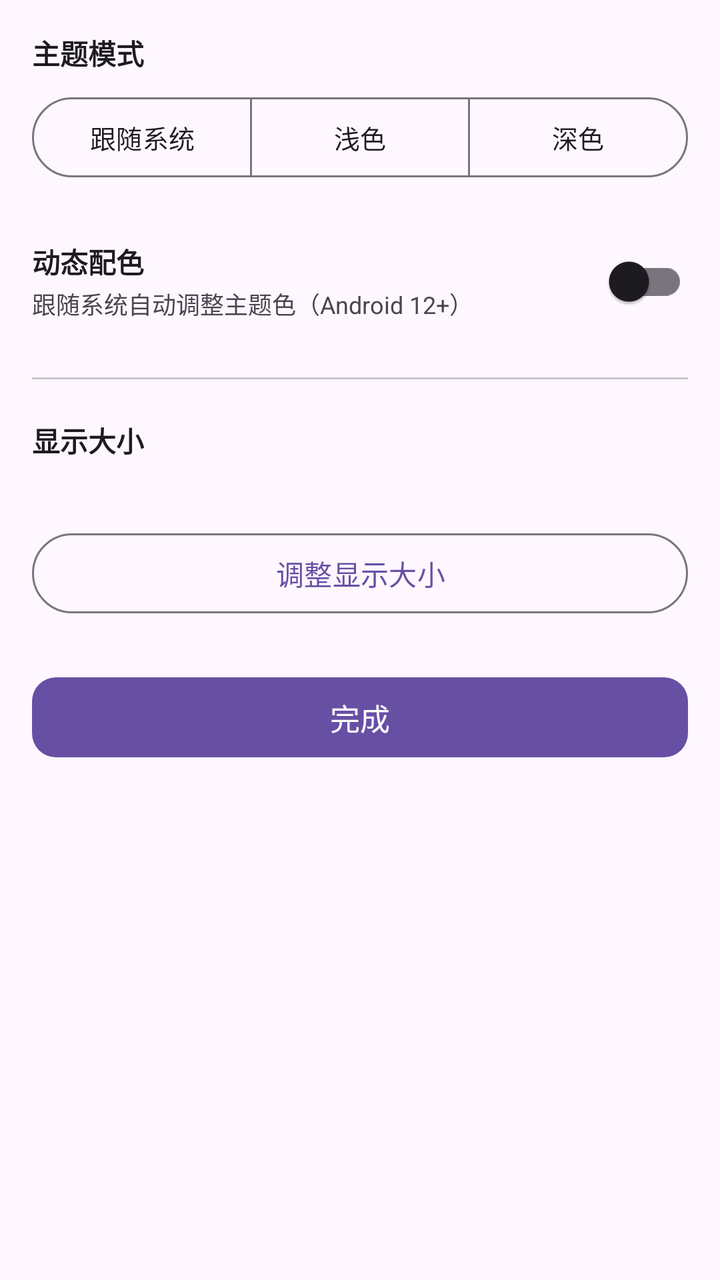
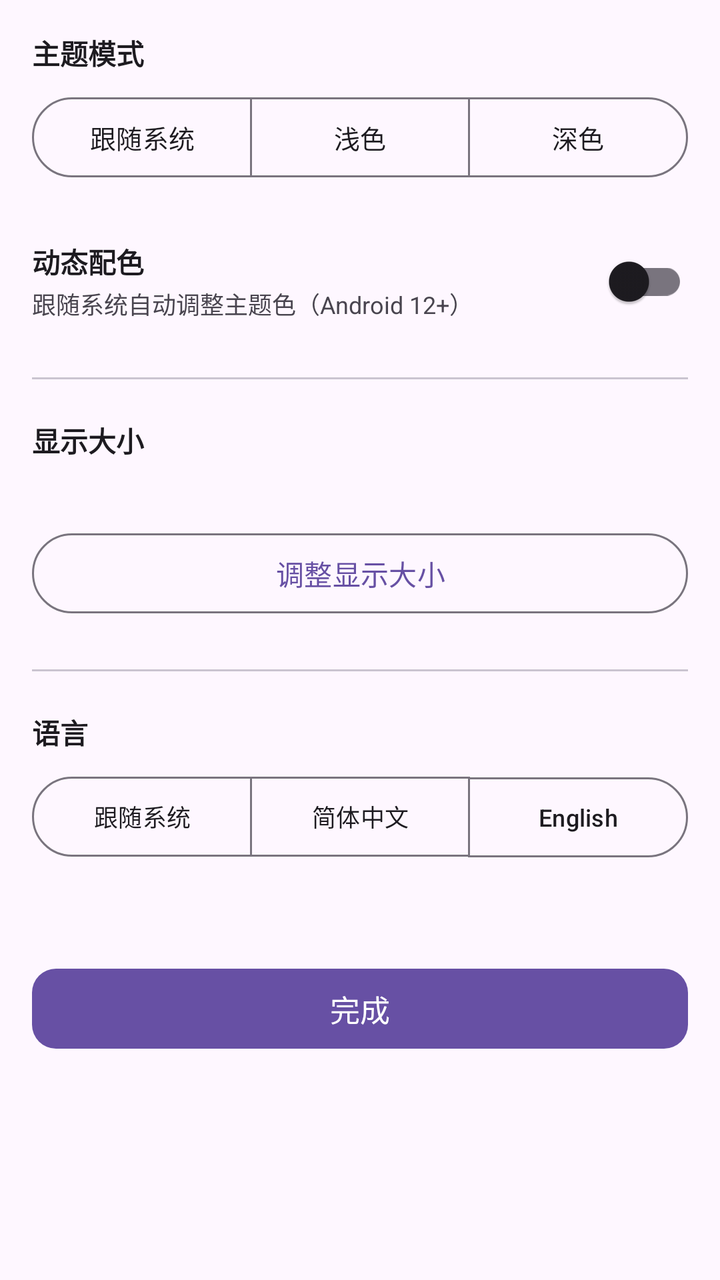

Screens rendered from an Android XML layout before and after an edit, with the pre-edit source and the edit as a unified diff.
<!-- AndroidManifest.xml: application theme AppTheme -->
<!-- res/layout/dialog_settings.xml -->
<?xml version="1.0" encoding="utf-8"?>
<ScrollView xmlns:android="http://schemas.android.com/apk/res/android"
    xmlns:app="http://schemas.android.com/apk/res-auto"
    android:layout_width="match_parent"
    android:layout_height="wrap_content">

    <LinearLayout
        android:layout_width="match_parent"
        android:layout_height="wrap_content"
        android:orientation="vertical"
        android:padding="16dp">

        
        <TextView
            android:layout_width="match_parent"
            android:layout_height="wrap_content"
            android:text="主题模式"
            android:textSize="14sp"
            android:textStyle="bold"
            android:textColor="?attr/colorOnSurface"
            android:layout_marginBottom="8dp" />

        <com.google.android.material.button.MaterialButtonToggleGroup
            android:id="@+id/themeModeToggleGroup"
            android:layout_width="match_parent"
            android:layout_height="wrap_content"
            android:layout_marginBottom="24dp"
            app:singleSelection="true"
            app:selectionRequired="true">

            <com.google.android.material.button.MaterialButton
                android:id="@+id/themeFollowSystemBtn"
                android:layout_width="0dp"
                android:layout_height="wrap_content"
                android:layout_weight="1"
                android:text="跟随系统"
                android:textSize="13sp"
                style="@style/Widget.Material3.Button.OutlinedButton" />

            <com.google.android.material.button.MaterialButton
                android:id="@+id/themeLightBtn"
                android:layout_width="0dp"
                android:layout_height="wrap_content"
                android:layout_weight="1"
                android:text="浅色"
                android:textSize="13sp"
                style="@style/Widget.Material3.Button.OutlinedButton" />

            <com.google.android.material.button.MaterialButton
                android:id="@+id/themeDarkBtn"
                android:layout_width="0dp"
                android:layout_height="wrap_content"
                android:layout_weight="1"
                android:text="深色"
                android:textSize="13sp"
                style="@style/Widget.Material3.Button.OutlinedButton" />

        </com.google.android.material.button.MaterialButtonToggleGroup>

        
        <LinearLayout
            android:id="@+id/dynamicColorLayout"
            android:layout_width="match_parent"
            android:layout_height="wrap_content"
            android:orientation="horizontal"
            android:gravity="center_vertical"
            android:layout_marginBottom="24dp">

            <LinearLayout
                android:layout_width="0dp"
                android:layout_height="wrap_content"
                android:layout_weight="1"
                android:orientation="vertical">

                <TextView
                    android:layout_width="wrap_content"
                    android:layout_height="wrap_content"
                    android:text="动态配色"
                    android:textSize="14sp"
                    android:textStyle="bold"
                    android:textColor="?attr/colorOnSurface" />

                <TextView
                    android:layout_width="wrap_content"
                    android:layout_height="wrap_content"
                    android:text="跟随系统自动调整主题色（Android 12+）"
                    android:textSize="12sp"
                    android:textColor="?attr/colorOnSurfaceVariant"
                    android:layout_marginTop="2dp" />

            </LinearLayout>

            <com.google.android.material.switchmaterial.SwitchMaterial
                android:id="@+id/dynamicColorSwitch"
                android:layout_width="wrap_content"
                android:layout_height="wrap_content" />

        </LinearLayout>

        
        <View
            android:layout_width="match_parent"
            android:layout_height="1dp"
            android:background="?attr/colorOutlineVariant"
            android:layout_marginBottom="20dp" />

        
        <TextView
            android:layout_width="match_parent"
            android:layout_height="wrap_content"
            android:text="显示大小"
            android:textSize="14sp"
            android:textStyle="bold"
            android:textColor="?attr/colorOnSurface"
            android:layout_marginBottom="8dp" />

        <TextView
            android:id="@+id/displaySizeCurrentText"
            android:layout_width="match_parent"
            android:layout_height="wrap_content"
            android:textSize="12sp"
            android:textColor="?attr/colorOnSurfaceVariant"
            android:layout_marginBottom="8dp" />

        <com.google.android.material.button.MaterialButton
            android:id="@+id/displaySizeButton"
            android:layout_width="match_parent"
            android:layout_height="wrap_content"
            android:text="调整显示大小"
            style="@style/Widget.Material3.Button.OutlinedButton" />

            
        <com.google.android.material.button.MaterialButton
            android:id="@+id/settingsDoneButton"
            android:layout_width="match_parent"
            android:layout_height="wrap_content"
            android:text="完成"
            android:textSize="15sp"
            android:layout_marginTop="24dp"
            app:cornerRadius="12dp"
            style="@style/Widget.Material3.Button" />

    </LinearLayout>

</ScrollView>
<!-- resources referenced by this layout -->
<resources>
  <style name="AppTheme" parent="Base.AppTheme" />
  <style name="Base.AppTheme" parent="Theme.Material3.DayNight.NoActionBar">
      
      
    </style>
</resources>

<!-- the commit's change to res/layout/dialog_settings.xml (unified diff, before → after) -->
@@ -14,7 +14,7 @@
         <TextView
             android:layout_width="match_parent"
             android:layout_height="wrap_content"
-            android:text="主题模式"
+            android:text="@string/theme_mode"
             android:textSize="14sp"
             android:textStyle="bold"
             android:textColor="?attr/colorOnSurface"
@@ -33,7 +33,7 @@
                 android:layout_width="0dp"
                 android:layout_height="wrap_content"
                 android:layout_weight="1"
-                android:text="跟随系统"
+                android:text="@string/theme_follow_system"
                 android:textSize="13sp"
                 style="@style/Widget.Material3.Button.OutlinedButton" />
 
@@ -42,7 +42,7 @@
                 android:layout_width="0dp"
                 android:layout_height="wrap_content"
                 android:layout_weight="1"
-                android:text="浅色"
+                android:text="@string/theme_light"
                 android:textSize="13sp"
                 style="@style/Widget.Material3.Button.OutlinedButton" />
 
@@ -51,7 +51,7 @@
                 android:layout_width="0dp"
                 android:layout_height="wrap_content"
                 android:layout_weight="1"
-                android:text="深色"
+                android:text="@string/theme_dark"
                 android:textSize="13sp"
                 style="@style/Widget.Material3.Button.OutlinedButton" />
 
@@ -75,7 +75,7 @@
                 <TextView
                     android:layout_width="wrap_content"
                     android:layout_height="wrap_content"
-                    android:text="动态配色"
+                    android:text="@string/dynamic_color"
                     android:textSize="14sp"
                     android:textStyle="bold"
                     android:textColor="?attr/colorOnSurface" />
@@ -83,7 +83,7 @@
                 <TextView
                     android:layout_width="wrap_content"
                     android:layout_height="wrap_content"
-                    android:text="跟随系统自动调整主题色（Android 12+）"
+                    android:text="@string/dynamic_color_desc"
                     android:textSize="12sp"
                     android:textColor="?attr/colorOnSurfaceVariant"
                     android:layout_marginTop="2dp" />
@@ -108,7 +108,7 @@
         <TextView
             android:layout_width="match_parent"
             android:layout_height="wrap_content"
-            android:text="显示大小"
+            android:text="@string/display_size"
             android:textSize="14sp"
             android:textStyle="bold"
             android:textColor="?attr/colorOnSurface"
@@ -126,15 +126,70 @@
             android:id="@+id/displaySizeButton"
             android:layout_width="match_parent"
             android:layout_height="wrap_content"
-            android:text="调整显示大小"
+            android:text="@string/adjust_display_size"
             style="@style/Widget.Material3.Button.OutlinedButton" />
 
-            
+        
+        <View
+            android:layout_width="match_parent"
+            android:layout_height="1dp"
+            android:background="?attr/colorOutlineVariant"
+            android:layout_marginTop="24dp"
+            android:layout_marginBottom="20dp" />
+
+        
+        <TextView
+            android:layout_width="match_parent"
+            android:layout_height="wrap_content"
+            android:text="@string/language"
+            android:textSize="14sp"
+            android:textStyle="bold"
+            android:textColor="?attr/colorOnSurface"
+            android:layout_marginBottom="8dp" />
+
+        <com.google.android.material.button.MaterialButtonToggleGroup
+            android:id="@+id/languageToggleGroup"
+            android:layout_width="match_parent"
+            android:layout_height="wrap_content"
+            android:layout_marginBottom="24dp"
+            app:singleSelection="true"
+            app:selectionRequired="true">
+
+            <com.google.android.material.button.MaterialButton
+                android:id="@+id/langFollowSystemBtn"
+                android:layout_width="0dp"
+                android:layout_height="wrap_content"
+                android:layout_weight="1"
+                android:text="@string/language_follow_system"
+                android:textSize="12sp"
+                style="@style/Widget.Material3.Button.OutlinedButton" />
+
+            <com.google.android.material.button.MaterialButton
+                android:id="@+id/langChineseBtn"
+                android:layout_width="0dp"
+                android:layout_height="wrap_content"
+                android:layout_weight="1"
+                android:text="@string/language_simplified_chinese"
+                android:textSize="12sp"
+                style="@style/Widget.Material3.Button.OutlinedButton" />
+
+            <com.google.android.material.button.MaterialButton
+                android:id="@+id/langEnglishBtn"
+                android:layout_width="0dp"
+                android:layout_height="wrap_content"
+                android:layout_weight="1"
+                android:text="@string/language_english"
+                android:textSize="12sp"
+                style="@style/Widget.Material3.Button.OutlinedButton" />
+
+        </com.google.android.material.button.MaterialButtonToggleGroup>
+
+        
         <com.google.android.material.button.MaterialButton
             android:id="@+id/settingsDoneButton"
             android:layout_width="match_parent"
             android:layout_height="wrap_content"
-            android:text="完成"
+            android:text="@string/done"
             android:textSize="15sp"
             android:layout_marginTop="24dp"
             app:cornerRadius="12dp"
<!-- resource entries referenced after the edit -->
@@ -1,5 +1,18 @@
 <!-- resources referenced by this layout -->
 <resources>
+  <string name="adjust_display_size">调整显示大小</string>
+  <string name="display_size">显示大小</string>
+  <string name="done">完成</string>
+  <string name="dynamic_color">动态配色</string>
+  <string name="dynamic_color_desc">跟随系统自动调整主题色（Android 12+）</string>
+  <string name="language">语言</string>
+  <string name="language_english">English</string>
+  <string name="language_follow_system">跟随系统</string>
+  <string name="language_simplified_chinese">简体中文</string>
+  <string name="theme_dark">深色</string>
+  <string name="theme_follow_system">跟随系统</string>
+  <string name="theme_light">浅色</string>
+  <string name="theme_mode">主题模式</string>
   <style name="AppTheme" parent="Base.AppTheme" />
   <style name="Base.AppTheme" parent="Theme.Material3.DayNight.NoActionBar">
       
